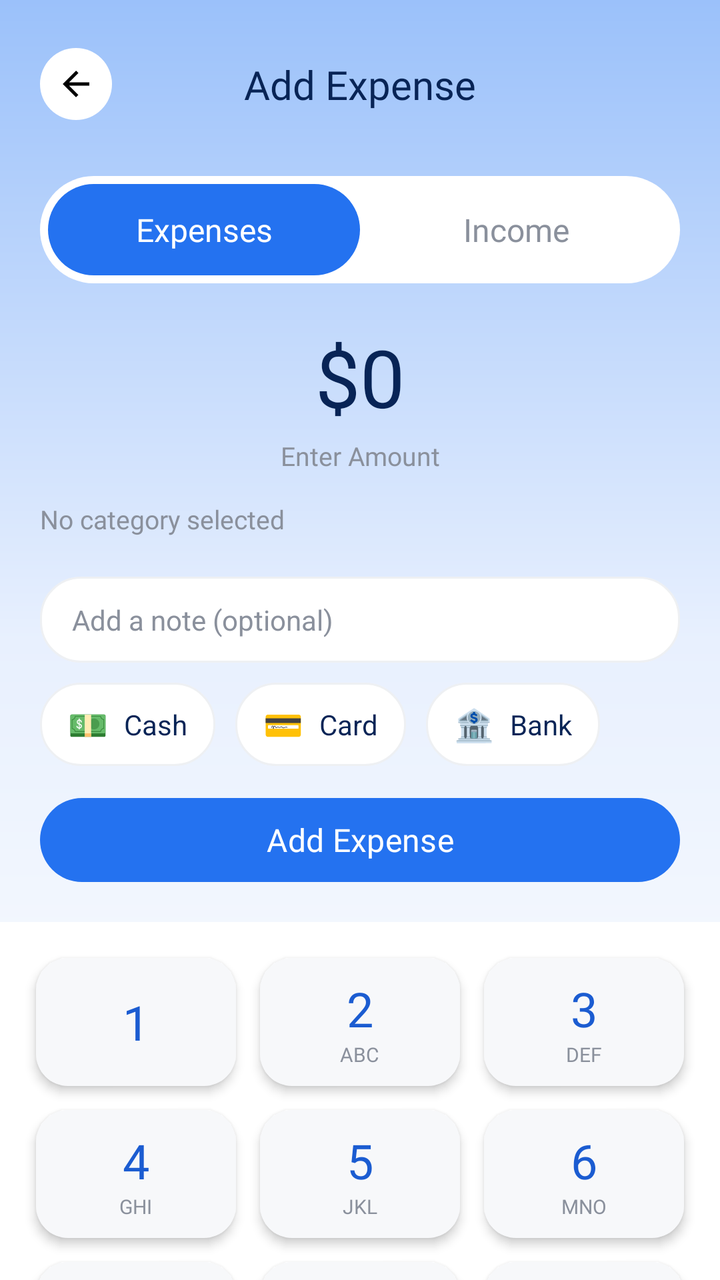
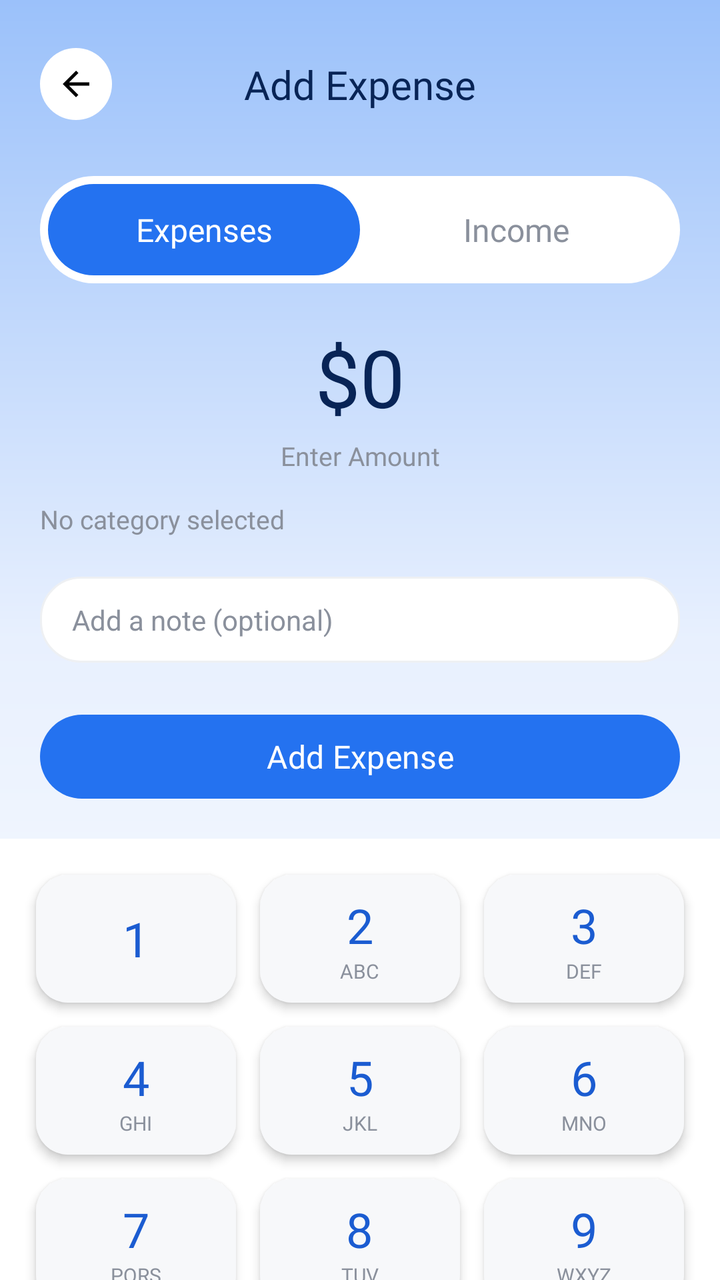

Two renders of the same Android screen: before a commit and after it. Below are the layout's source before the change and the commit's diff.
<!-- AndroidManifest.xml: activity theme Theme.ExpenceAndBudgetTracker -->
<!-- res/layout/activity_add_transaction.xml -->
<?xml version="1.0" encoding="utf-8"?>
<androidx.constraintlayout.widget.ConstraintLayout xmlns:android="http://schemas.android.com/apk/res/android"
    xmlns:app="http://schemas.android.com/apk/res-auto"
    xmlns:tools="http://schemas.android.com/tools"
    android:id="@+id/main"
    android:layout_width="match_parent"
    android:layout_height="match_parent"
    android:background="@drawable/gradient_header_bg"
    tools:context=".transactions.AddTransactionActivity">

    <ImageView
        android:id="@+id/btnBack"
        android:layout_width="36dp"
        android:layout_height="36dp"
        android:padding="8dp"
        android:layout_marginStart="20dp"
        android:layout_marginTop="24dp"
        android:background="@drawable/circle_bg_white"
        android:src="@drawable/baseline_arrow_back_24"
        android:contentDescription="Back"
        app:layout_constraintStart_toStartOf="parent"
        app:layout_constraintTop_toTopOf="parent" />

    <TextView
        android:id="@+id/tvTitle"
        android:layout_width="wrap_content"
        android:layout_height="wrap_content"
        android:text="Add Expense"
        android:fontFamily="@font/dosis_extrabold"
        android:textSize="20sp"
        android:textColor="@color/primary_900"
        app:layout_constraintTop_toTopOf="@id/btnBack"
        app:layout_constraintBottom_toBottomOf="@id/btnBack"
        app:layout_constraintStart_toStartOf="parent"
        app:layout_constraintEnd_toEndOf="parent" />

    <LinearLayout
        android:id="@+id/typeSelector"
        android:layout_width="0dp"
        android:layout_height="wrap_content"
        android:orientation="horizontal"
        android:layout_marginTop="28dp"
        android:layout_marginStart="20dp"
        android:layout_marginEnd="20dp"
        android:background="@drawable/selector_bg"
        android:padding="4dp"
        app:layout_constraintTop_toBottomOf="@id/btnBack"
        app:layout_constraintStart_toStartOf="parent"
        app:layout_constraintEnd_toEndOf="parent">

        <TextView
            android:id="@+id/tvExpense"
            android:layout_width="0dp"
            android:layout_height="wrap_content"
            android:layout_weight="1"
            android:gravity="center"
            android:text="Expenses"
            android:fontFamily="@font/dosis_semibold"
            android:textSize="16sp"
            android:textColor="@color/neutral_0"
            android:background="@drawable/selector_selected_bg"
            android:paddingVertical="12dp" />

        <TextView
            android:id="@+id/tvIncome"
            android:layout_width="0dp"
            android:layout_height="wrap_content"
            android:layout_weight="1"
            android:gravity="center"
            android:text="Income"
            android:fontFamily="@font/dosis_semibold"
            android:textSize="16sp"
            android:textColor="@color/neutral_500"
            android:paddingVertical="12dp" />
    </LinearLayout>

    <TextView
        android:id="@+id/tvAmount"
        android:layout_width="wrap_content"
        android:layout_height="wrap_content"
        android:text="$0"
        android:fontFamily="@font/dosis_extrabold"
        android:textSize="40sp"
        android:textColor="@color/primary_900"
        android:layout_marginTop="20dp"
        app:layout_constraintTop_toBottomOf="@id/typeSelector"
        app:layout_constraintStart_toStartOf="parent"
        app:layout_constraintEnd_toEndOf="parent" />

    <TextView
        android:id="@+id/tvAmountLabel"
        android:layout_width="wrap_content"
        android:layout_height="wrap_content"
        android:text="Enter Amount"
        android:fontFamily="@font/molengo_regular"
        android:textSize="13sp"
        android:textColor="@color/neutral_500"
        android:layout_marginTop="4dp"
        app:layout_constraintTop_toBottomOf="@id/tvAmount"
        app:layout_constraintStart_toStartOf="parent"
        app:layout_constraintEnd_toEndOf="parent" />

    
    <TextView
        android:id="@+id/tvSelectedCategory"
        android:layout_width="0dp"
        android:layout_height="wrap_content"
        android:layout_marginStart="20dp"
        android:layout_marginEnd="20dp"
        android:layout_marginTop="14dp"
        android:fontFamily="@font/molengo_regular"
        android:text="No category selected"
        android:textColor="@color/neutral_500"
        android:textSize="13sp"
        app:layout_constraintTop_toBottomOf="@id/tvAmountLabel"
        app:layout_constraintStart_toStartOf="parent"
        app:layout_constraintEnd_toEndOf="parent" />

    
    <HorizontalScrollView
        android:id="@+id/categoryScroll"
        android:layout_width="0dp"
        android:layout_height="wrap_content"
        android:layout_marginTop="8dp"
        android:layout_marginStart="20dp"
        android:clipToPadding="false"
        android:scrollbars="none"
        app:layout_constraintTop_toBottomOf="@id/tvSelectedCategory"
        app:layout_constraintStart_toStartOf="parent"
        app:layout_constraintEnd_toEndOf="parent">

        <LinearLayout
            android:id="@+id/categoryChipContainer"
            android:layout_width="wrap_content"
            android:layout_height="wrap_content"
            android:orientation="horizontal"
            android:paddingEnd="20dp" />

    </HorizontalScrollView>

    
    <EditText
        android:id="@+id/etNote"
        android:background="@drawable/chip_bg"
        android:layout_width="0dp"
        android:layout_height="wrap_content"
        android:hint="Add a note (optional)"
        android:textSize="14sp"
        android:textColorHint="@color/neutral_500"
        android:textColor="@color/primary_900"
        android:paddingHorizontal="16dp"
        android:paddingVertical="12dp"
        android:layout_marginTop="12dp"
        android:layout_marginStart="20dp"
        android:layout_marginEnd="20dp"
        android:maxLines="1"
        android:inputType="text"
        app:layout_constraintTop_toBottomOf="@id/categoryScroll"
        app:layout_constraintStart_toStartOf="parent"
        app:layout_constraintEnd_toEndOf="parent" />

    
    <HorizontalScrollView
        android:id="@+id/paymentScroll"
        android:clipToPadding="false"
        android:layout_width="0dp"
        android:layout_height="wrap_content"
        android:scrollbars="none"
        android:layout_marginTop="10dp"
        android:layout_marginStart="20dp"
        app:layout_constraintTop_toBottomOf="@id/etNote"
        app:layout_constraintStart_toStartOf="parent"
        app:layout_constraintEnd_toEndOf="parent">

        <LinearLayout
            android:id="@+id/paymentChipContainer"
            android:layout_width="wrap_content"
            android:layout_height="wrap_content"
            android:orientation="horizontal"
            android:paddingEnd="20dp">

            <LinearLayout
                android:id="@+id/chipCash"
                android:background="@drawable/chip_bg"
                android:layout_width="wrap_content"
                android:layout_height="wrap_content"
                android:orientation="horizontal"
                android:gravity="center_vertical"
                android:paddingHorizontal="14dp"
                android:paddingVertical="10dp"
                android:layout_marginEnd="10dp">
                <TextView android:text="💵" android:textSize="16sp" android:layout_width="wrap_content" android:layout_height="wrap_content"/>
                <TextView android:text="Cash" android:textSize="14sp" android:textColor="@color/primary_900" android:layout_marginStart="8dp" android:layout_width="wrap_content" android:layout_height="wrap_content"/>
            </LinearLayout>

            <LinearLayout
                android:id="@+id/chipCard"
                android:background="@drawable/chip_bg"
                android:layout_width="wrap_content"
                android:layout_height="wrap_content"
                android:orientation="horizontal"
                android:gravity="center_vertical"
                android:paddingHorizontal="14dp"
                android:paddingVertical="10dp"
                android:layout_marginEnd="10dp">
                <TextView android:text="💳" android:textSize="16sp" android:layout_width="wrap_content" android:layout_height="wrap_content"/>
                <TextView android:text="Card" android:textSize="14sp" android:textColor="@color/primary_900" android:layout_marginStart="8dp" android:layout_width="wrap_content" android:layout_height="wrap_content"/>
            </LinearLayout>

            <LinearLayout
                android:id="@+id/chipBank"
                android:background="@drawable/chip_bg"
                android:layout_width="wrap_content"
                android:layout_height="wrap_content"
                android:orientation="horizontal"
                android:gravity="center_vertical"
                android:paddingHorizontal="14dp"
                android:paddingVertical="10dp">
                <TextView android:text="🏦" android:textSize="16sp" android:layout_width="wrap_content" android:layout_height="wrap_content"/>
                <TextView android:text="Bank" android:textSize="14sp" android:textColor="@color/primary_900" android:layout_marginStart="8dp" android:layout_width="wrap_content" android:layout_height="wrap_content"/>
            </LinearLayout>
        </LinearLayout>
    </HorizontalScrollView>
    <com.google.android.material.button.MaterialButton
        android:id="@+id/btnAdd"
        android:layout_width="0dp"
        android:layout_height="50dp"
        android:text="Add Expense"
        android:textAllCaps="false"
        android:fontFamily="@font/dosis_extrabold"
        android:textSize="16sp"
        android:textColor="@android:color/white"
        android:layout_marginStart="20dp"
        android:layout_marginEnd="20dp"
        android:layout_marginTop="12dp"
        app:cornerRadius="25dp"
        app:layout_constraintTop_toBottomOf="@id/paymentScroll"
        app:layout_constraintStart_toStartOf="parent"
        app:layout_constraintEnd_toEndOf="parent" />

    
    <LinearLayout
        android:id="@+id/keypadArea"
        android:layout_width="0dp"
        android:layout_height="0dp"
        android:orientation="vertical"
        android:background="@color/neutral_0"
        android:layout_marginTop="16dp"
        android:paddingHorizontal="12dp"
        android:paddingTop="12dp"
        app:layout_constraintTop_toBottomOf="@id/btnAdd"
        app:layout_constraintBottom_toBottomOf="parent"
        app:layout_constraintStart_toStartOf="parent"
        app:layout_constraintEnd_toEndOf="parent">

        <GridLayout
            android:layout_width="match_parent"
            android:layout_height="wrap_content"
            android:columnCount="3"
            android:rowCount="4">

            
            <LinearLayout android:id="@+id/key1" android:layout_width="0dp" android:layout_height="64dp" android:layout_columnWeight="1" android:layout_margin="6dp" android:orientation="vertical" android:gravity="center" android:background="@drawable/key_bg" android:elevation="3dp" android:outlineProvider="background">
                <TextView android:text="1" android:fontFamily="@font/dosis_extrabold" android:textSize="24sp" android:textColor="@color/primary_600" android:layout_width="wrap_content" android:layout_height="wrap_content" />
            </LinearLayout>
            <LinearLayout android:id="@+id/key2" android:layout_width="0dp" android:layout_height="64dp" android:layout_columnWeight="1" android:layout_margin="6dp" android:orientation="vertical" android:gravity="center" android:background="@drawable/key_bg" android:elevation="3dp" android:outlineProvider="background">
                <TextView android:text="2" android:fontFamily="@font/dosis_extrabold" android:textSize="24sp" android:textColor="@color/primary_600" android:layout_width="wrap_content" android:layout_height="wrap_content" />
                <TextView android:text="ABC" android:fontFamily="@font/molengo_regular" android:textSize="10sp" android:textColor="@color/neutral_500" android:layout_width="wrap_content" android:layout_height="wrap_content" />
            </LinearLayout>
            <LinearLayout android:id="@+id/key3" android:layout_width="0dp" android:layout_height="64dp" android:layout_columnWeight="1" android:layout_margin="6dp" android:orientation="vertical" android:gravity="center" android:background="@drawable/key_bg" android:elevation="3dp" android:outlineProvider="background">
                <TextView android:text="3" android:fontFamily="@font/dosis_extrabold" android:textSize="24sp" android:textColor="@color/primary_600" android:layout_width="wrap_content" android:layout_height="wrap_content" />
                <TextView android:text="DEF" android:fontFamily="@font/molengo_regular" android:textSize="10sp" android:textColor="@color/neutral_500" android:layout_width="wrap_content" android:layout_height="wrap_content" />
            </LinearLayout>

            
            <LinearLayout android:id="@+id/key4" android:layout_width="0dp" android:layout_height="64dp" android:layout_columnWeight="1" android:layout_margin="6dp" android:orientation="vertical" android:gravity="center" android:background="@drawable/key_bg" android:elevation="3dp" android:outlineProvider="background">
                <TextView android:text="4" android:fontFamily="@font/dosis_extrabold" android:textSize="24sp" android:textColor="@color/primary_600" android:layout_width="wrap_content" android:layout_height="wrap_content" />
                <TextView android:text="GHI" android:fontFamily="@font/molengo_regular" android:textSize="10sp" android:textColor="@color/neutral_500" android:layout_width="wrap_content" android:layout_height="wrap_content" />
            </LinearLayout>
            <LinearLayout android:id="@+id/key5" android:layout_width="0dp" android:layout_height="64dp" android:layout_columnWeight="1" android:layout_margin="6dp" android:orientation="vertical" android:gravity="center" android:background="@drawable/key_bg" android:elevation="3dp" android:outlineProvider="background">
                <TextView android:text="5" android:fontFamily="@font/dosis_extrabold" android:textSize="24sp" android:textColor="@color/primary_600" android:layout_width="wrap_content" android:layout_height="wrap_content" />
                <TextView android:text="JKL" android:fontFamily="@font/molengo_regular" android:textSize="10sp" android:textColor="@color/neutral_500" android:layout_width="wrap_content" android:layout_height="wrap_content" />
            </LinearLayout>
            <LinearLayout android:id="@+id/key6" android:layout_width="0dp" android:layout_height="64dp" android:layout_columnWeight="1" android:layout_margin="6dp" android:orientation="vertical" android:gravity="center" android:background="@drawable/key_bg" android:elevation="3dp" android:outlineProvider="background">
                <TextView android:text="6" android:fontFamily="@font/dosis_extrabold" android:textSize="24sp" android:textColor="@color/primary_600" android:layout_width="wrap_content" android:layout_height="wrap_content" />
                <TextView android:text="MNO" android:fontFamily="@font/molengo_regular" android:textSize="10sp" android:textColor="@color/neutral_500" android:layout_width="wrap_content" android:layout_height="wrap_content" />
            </LinearLayout>

            
            <LinearLayout android:id="@+id/key7" android:layout_width="0dp" android:layout_height="64dp" android:layout_columnWeight="1" android:layout_margin="6dp" android:orientation="vertical" android:gravity="center" android:background="@drawable/key_bg" android:elevation="3dp" android:outlineProvider="background">
                <TextView android:text="7" android:fontFamily="@font/dosis_extrabold" android:textSize="24sp" android:textColor="@color/primary_600" android:layout_width="wrap_content" android:layout_height="wrap_content" />
                <TextView android:text="PQRS" android:fontFamily="@font/molengo_regular" android:textSize="10sp" android:textColor="@color/neutral_500" android:layout_width="wrap_content" android:layout_height="wrap_content" />
            </LinearLayout>
            <LinearLayout android:id="@+id/key8" android:layout_width="0dp" android:layout_height="64dp" android:layout_columnWeight="1" android:layout_margin="6dp" android:orientation="vertical" android:gravity="center" android:background="@drawable/key_bg" android:elevation="3dp" android:outlineProvider="background">
                <TextView android:text="8" android:fontFamily="@font/dosis_extrabold" android:textSize="24sp" android:textColor="@color/primary_600" android:layout_width="wrap_content" android:layout_height="wrap_content" />
                <TextView android:text="TUV" android:fontFamily="@font/molengo_regular" android:textSize="10sp" android:textColor="@color/neutral_500" android:layout_width="wrap_content" android:layout_height="wrap_content" />
            </LinearLayout>
            <LinearLayout android:id="@+id/key9" android:layout_width="0dp" android:layout_height="64dp" android:layout_columnWeight="1" android:layout_margin="6dp" android:orientation="vertical" android:gravity="center" android:background="@drawable/key_bg" android:elevation="3dp" android:outlineProvider="background">
                <TextView android:text="9" android:fontFamily="@font/dosis_extrabold" android:textSize="24sp" android:textColor="@color/primary_600" android:layout_width="wrap_content" android:layout_height="wrap_content" />
                <TextView android:text="WXYZ" android:fontFamily="@font/molengo_regular" android:textSize="10sp" android:textColor="@color/neutral_500" android:layout_width="wrap_content" android:layout_height="wrap_content" />
            </LinearLayout>

            
            <LinearLayout android:id="@+id/keyDot" android:layout_width="0dp" android:layout_height="64dp" android:layout_columnWeight="1" android:layout_margin="6dp" android:orientation="vertical" android:gravity="center" android:background="@drawable/key_bg" android:elevation="3dp" android:outlineProvider="background">
                <TextView android:id="@+id/keyDotText" android:text="." android:fontFamily="@font/dosis_extrabold" android:textSize="24sp" android:textColor="@color/primary_600" android:layout_width="wrap_content" android:layout_height="wrap_content" />
            </LinearLayout>
            <LinearLayout android:id="@+id/key0" android:layout_width="0dp" android:layout_height="64dp" android:layout_columnWeight="1" android:layout_margin="6dp" android:orientation="vertical" android:gravity="center" android:background="@drawable/key_bg" android:elevation="3dp" android:outlineProvider="background">
                <TextView android:id="@+id/key0Text" android:text="0" android:fontFamily="@font/dosis_extrabold" android:textSize="24sp" android:textColor="@color/primary_600" android:layout_width="wrap_content" android:layout_height="wrap_content" />
            </LinearLayout>
            <LinearLayout android:id="@+id/keyDel" android:layout_width="0dp" android:layout_height="64dp" android:layout_columnWeight="1" android:layout_margin="6dp" android:gravity="center" android:background="@drawable/key_bg" android:elevation="3dp" android:outlineProvider="background">
                <ImageView
                    android:layout_width="24dp"
                    android:layout_height="24dp"
                    android:src="@drawable/ic_backspace"
                    android:contentDescription="Delete" />
            </LinearLayout>
        </GridLayout>
    </LinearLayout>

</androidx.constraintlayout.widget.ConstraintLayout>
<!-- resources referenced by this layout -->
<resources>
  <color name="neutral_0">#FFFFFF</color>
  <color name="neutral_500">#8A909C</color>
  <color name="primary_600">#1B5CD1</color>
  <color name="primary_900">#082456</color>
  <!-- drawable baseline_arrow_back_24 (drawable) -->
  <vector xmlns:android="http://schemas.android.com/apk/res/android" android:autoMirrored="true" android:height="24dp" android:tint="#000000" android:viewportHeight="24" android:viewportWidth="24" android:width="24dp">
        
      <path android:fillColor="@android:color/black" android:pathData="M20,11H7.83l5.59,-5.59L12,4l-8,8 8,8 1.41,-1.41L7.83,13H20v-2z"/>
      
  </vector>
  <!-- drawable chip_bg (drawable) -->
  <?xml version="1.0" encoding="utf-8"?>
  <shape xmlns:android="http://schemas.android.com/apk/res/android"
      android:shape="rectangle">
      <solid android:color="@color/neutral_0" />
      <corners android:radius="20dp" />
      <stroke
          android:width="1dp"
          android:color="@color/neutral_100" />
  </shape>
  <!-- drawable circle_bg_white (drawable) -->
  <?xml version="1.0" encoding="utf-8"?>
  <shape xmlns:android="http://schemas.android.com/apk/res/android"
      android:shape="oval">
  
      <solid android:color="@color/neutral_0" />
  
  </shape>
  <!-- drawable gradient_header_bg (drawable) -->
  <?xml version="1.0" encoding="utf-8"?>
  <shape xmlns:android="http://schemas.android.com/apk/res/android"
      android:shape="rectangle">
      <gradient
          android:startColor="@color/primary_200"
          android:centerColor="@color/primary_50"
          android:endColor="@color/neutral_0"
          android:angle="270" />
  </shape>
  <!-- drawable ic_backspace (drawable) -->
  <?xml version="1.0" encoding="utf-8"?>
  <vector xmlns:android="http://schemas.android.com/apk/res/android"
      android:width="24dp"
      android:height="24dp"
      android:viewportWidth="24"
      android:viewportHeight="24">
      <path
          android:fillColor="@color/primary_600"
          android:pathData="M22,3H7c-0.69,0 -1.23,0.35 -1.59,0.88L0,12l5.41,8.11c0.36,0.53 0.9,0.89 1.59,0.89h15c1.1,0 2,-0.9 2,-2V5c0,-1.1 -0.9,-2 -2,-2zM19,15.59L17.59,17 14,13.41 10.41,17 9,15.59 12.59,12 9,8.41 10.41,7 14,10.59 17.59,7 19,8.41 15.41,12 19,15.59z" />
  </vector>
  <!-- drawable key_bg (drawable) -->
  <?xml version="1.0" encoding="utf-8"?>
  <shape xmlns:android="http://schemas.android.com/apk/res/android"
      android:shape="rectangle">
  
      <solid android:color="@color/neutral_50" />
  
      <corners android:radius="16dp" />
  
  </shape>
  <!-- drawable selector_bg (drawable) -->
  <?xml version="1.0" encoding="utf-8"?>
  <shape xmlns:android="http://schemas.android.com/apk/res/android"
      android:shape="rectangle">
      <solid android:color="@color/neutral_0" />
      <corners android:radius="28dp" />
  </shape>
  <!-- drawable selector_selected_bg (drawable) -->
  <?xml version="1.0" encoding="utf-8"?>
  <shape xmlns:android="http://schemas.android.com/apk/res/android"
      android:shape="rectangle">
      <solid android:color="@color/primary_500" />
      <corners android:radius="24dp" />
  </shape>
  <color name="neutral_100">#EEF0F3</color>
  <color name="primary_200">#9BC1FA</color>
  <color name="primary_50">#E8F0FE</color>
  <color name="neutral_50">#F7F8FA</color>
  <color name="primary_500">#2472F0</color>
  <color name="primary_100">#C2D9FC</color>
  <color name="accent_500">#FFA800</color>
  <color name="neutral_900">#1A1D23</color>
  <color name="accent_100">#FFE9C2</color>
  <color name="accent_700">#CC8600</color>
  <color name="expense_red">#E5484D</color>
  <color name="background_light">@color/neutral_50</color>
  <color name="surface_light">@color/neutral_0</color>
  <color name="text_primary_light">@color/neutral_900</color>
  <color name="text_secondary_light">@color/neutral_700</color>
  <color name="primary_700">#1447A8</color>
  <color name="neutral_700">#4B5563</color>
  <!-- unchanged entries left out for length: 1 -->
</resources>

<!-- the commit's change to res/layout/activity_add_transaction.xml (unified diff, before → after) -->
@@ -177,50 +177,11 @@
             android:layout_width="wrap_content"
             android:layout_height="wrap_content"
             android:orientation="horizontal"
-            android:paddingEnd="20dp">
-
-            <LinearLayout
-                android:id="@+id/chipCash"
-                android:background="@drawable/chip_bg"
-                android:layout_width="wrap_content"
-                android:layout_height="wrap_content"
-                android:orientation="horizontal"
-                android:gravity="center_vertical"
-                android:paddingHorizontal="14dp"
-                android:paddingVertical="10dp"
-                android:layout_marginEnd="10dp">
-                <TextView android:text="💵" android:textSize="16sp" android:layout_width="wrap_content" android:layout_height="wrap_content"/>
-                <TextView android:text="Cash" android:textSize="14sp" android:textColor="@color/primary_900" android:layout_marginStart="8dp" android:layout_width="wrap_content" android:layout_height="wrap_content"/>
-            </LinearLayout>
-
-            <LinearLayout
-                android:id="@+id/chipCard"
-                android:background="@drawable/chip_bg"
-                android:layout_width="wrap_content"
-                android:layout_height="wrap_content"
-                android:orientation="horizontal"
-                android:gravity="center_vertical"
-                android:paddingHorizontal="14dp"
-                android:paddingVertical="10dp"
-                android:layout_marginEnd="10dp">
-                <TextView android:text="💳" android:textSize="16sp" android:layout_width="wrap_content" android:layout_height="wrap_content"/>
-                <TextView android:text="Card" android:textSize="14sp" android:textColor="@color/primary_900" android:layout_marginStart="8dp" android:layout_width="wrap_content" android:layout_height="wrap_content"/>
-            </LinearLayout>
-
-            <LinearLayout
-                android:id="@+id/chipBank"
-                android:background="@drawable/chip_bg"
-                android:layout_width="wrap_content"
-                android:layout_height="wrap_content"
-                android:orientation="horizontal"
-                android:gravity="center_vertical"
-                android:paddingHorizontal="14dp"
-                android:paddingVertical="10dp">
-                <TextView android:text="🏦" android:textSize="16sp" android:layout_width="wrap_content" android:layout_height="wrap_content"/>
-                <TextView android:text="Bank" android:textSize="14sp" android:textColor="@color/primary_900" android:layout_marginStart="8dp" android:layout_width="wrap_content" android:layout_height="wrap_content"/>
-            </LinearLayout>
-        </LinearLayout>
+            android:paddingEnd="20dp" />
+
     </HorizontalScrollView>
+
+
     <com.google.android.material.button.MaterialButton
         android:id="@+id/btnAdd"
         android:layout_width="0dp"
